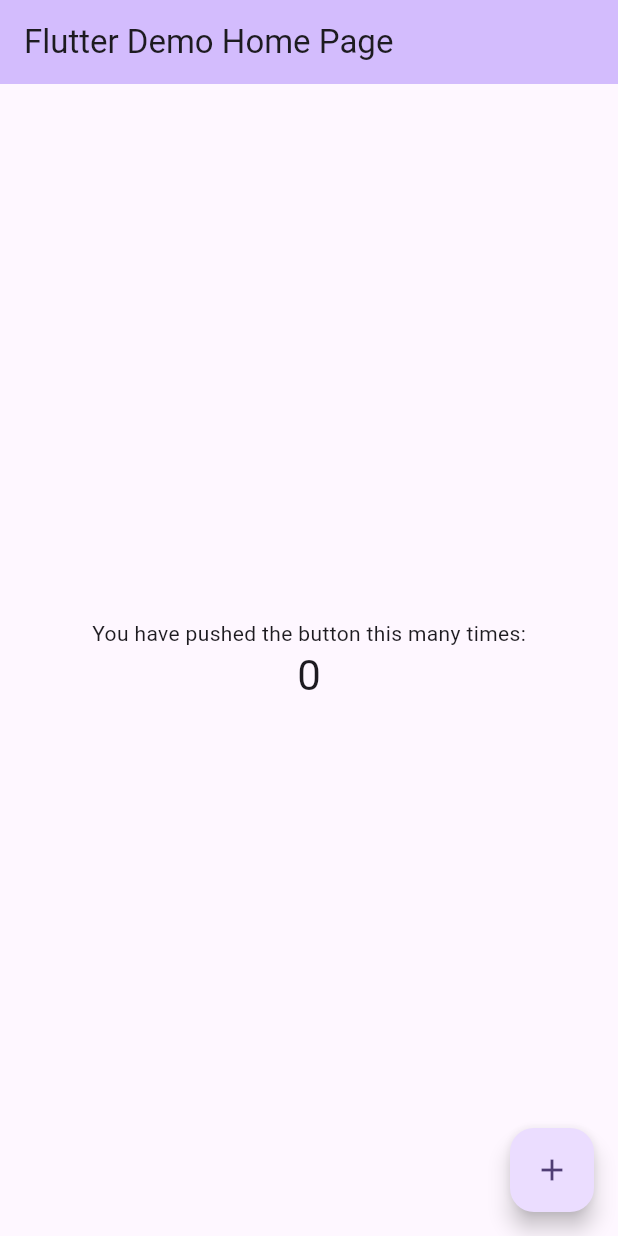
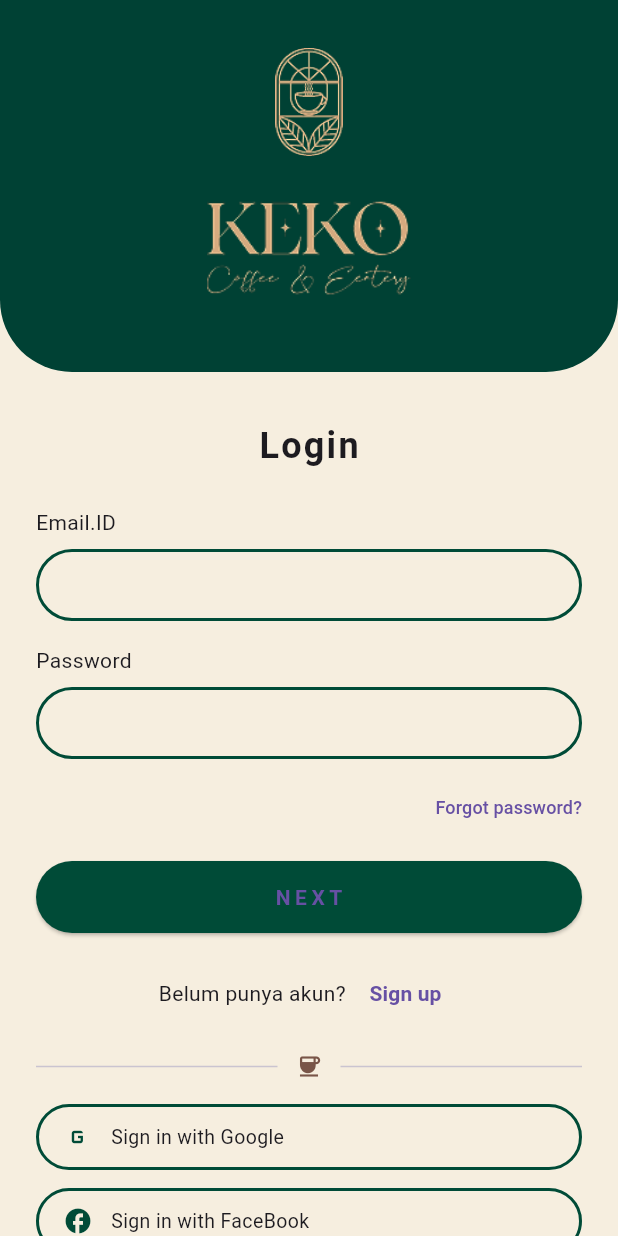
Before and after one commit to bagusromadhon/CoffeShop_APP, a Flutter app: the screen it shows after launch, on a phone screen of 412 x 824 dp. Run offline on Flutter 3.47's test engine with Material 3 defaults, Android fonts, the phone set to English and light mode, and no system bars; our stand-ins replace flutter_dotenv, supabase_flutter; accounts and stored records are empty.

Commit message:
[Add] Set up Folder Structure & auth login Register SUPABASE

```diff
--- /dev/null
+++ b/lib/features/auth/presentation/login_page.dart
@@ -0,0 +1,323 @@
+import 'package:flutter/material.dart';
+import '../../../services/auth_service.dart';
+import 'home_page.dart';
+import 'signup_page.dart';
+
+class LoginPage extends StatefulWidget {
+  const LoginPage({super.key});
+
+  @override
+  State<LoginPage> createState() => _LoginPageState();
+}
+
+class _LoginPageState extends State<LoginPage> {
+  final _emailC = TextEditingController();
+  final _passC = TextEditingController();
+  bool _isLoading = false;
+
+  Future<void> _handleLogin() async {
+    final email = _emailC.text.trim();
+    final pass = _passC.text;
+
+    if (email.isEmpty || pass.isEmpty) {
+      _showMsg('Email dan password wajib diisi');
+      return;
+    }
+
+    setState(() => _isLoading = true);
+
+    final error = await AuthService.signIn(email: email, password: pass);
+
+    setState(() => _isLoading = false);
+
+    if (error == null) {
+      Navigator.pushReplacement(
+        context,
+        MaterialPageRoute(builder: (_) => const HomePage()),
+      );
+    } else {
+      _showMsg(error);
+    }
+  }
+
+  void _showMsg(String msg) {
+    ScaffoldMessenger.of(context)
+        .showSnackBar(SnackBar(content: Text(msg)));
+  }
+
+  @override
+  void dispose() {
+    _emailC.dispose();
+    _passC.dispose();
+    super.dispose();
+  }
+
+  @override
+  Widget build(BuildContext context) {
+    const darkGreen = Color(0xFF004134);
+    const cream = Color(0xFFF6EEDF);
+    const accentGreen = Color(0xFF004B37);
+
+    return Scaffold(
+      backgroundColor: cream,
+      body: SafeArea(
+        child: Column(
+          children: [
+            // ===== HEADER HIJAU + LOGO =====
+            Container(
+              width: double.infinity,
+              padding: const EdgeInsets.fromLTRB(24, 32, 24, 32),
+              decoration: const BoxDecoration(
+                color: darkGreen,
+                borderRadius: BorderRadius.only(
+                  bottomLeft: Radius.circular(48),
+                  bottomRight: Radius.circular(48),
+                ),
+              ),
+              child: Column(
+                mainAxisSize: MainAxisSize.min,
+                children: [
+                  Image.asset(
+                    'assets/images/LogoKEKO.png', // ganti sesuai path
+                    height: 72,
+                  ),
+                  const SizedBox(height: 24),
+                  Image.asset(
+                    'assets/images/LogoTulisanKEKO.png', // ganti sesuai path
+                    height: 72,
+                  ),
+                  const SizedBox(height: 12),
+                  const SizedBox(height: 4),
+                ],
+              ),
+            ),
+
+            // ===== ISI LOGIN (SCROLLABLE) =====
+            Expanded(
+              child: SingleChildScrollView(
+                padding: const EdgeInsets.fromLTRB(24, 24, 24, 16),
+                child: Column(
+                  crossAxisAlignment: CrossAxisAlignment.stretch,
+                  children: [
+                    const SizedBox(height: 8),
+                    const Center(
+                      child: Text(
+                        'Login',
+                        style: TextStyle(
+                          fontSize: 24,
+                          fontWeight: FontWeight.w700,
+                          letterSpacing: 1.5,
+                        ),
+                      ),
+                    ),
+                    const SizedBox(height: 24),
+
+                    // Email
+                    const Text('Email.ID'),
+                    const SizedBox(height: 8),
+                    TextField(
+                      controller: _emailC,
+                      keyboardType: TextInputType.emailAddress,
+                      decoration: InputDecoration(
+                        isDense: true,
+                        contentPadding: const EdgeInsets.symmetric(
+                          horizontal: 16,
+                          vertical: 12,
+                        ),
+                        enabledBorder: OutlineInputBorder(
+                          borderRadius: BorderRadius.circular(24),
+                          borderSide:
+                              const BorderSide(color: accentGreen, width: 2),
+                        ),
+                        focusedBorder: OutlineInputBorder(
+                          borderRadius: BorderRadius.circular(24),
+                          borderSide:
+                              const BorderSide(color: accentGreen, width: 2.4),
+                        ),
+                      ),
+                    ),
+                    const SizedBox(height: 16),
+
+                    // Password
+                    const Text('Password'),
+                    const SizedBox(height: 8),
+                    TextField(
+                      controller: _passC,
+                      obscureText: true,
+                      decoration: InputDecoration(
+                        isDense: true,
+                        contentPadding: const EdgeInsets.symmetric(
+                          horizontal: 16,
+                          vertical: 12,
+                        ),
+                        enabledBorder: OutlineInputBorder(
+                          borderRadius: BorderRadius.circular(24),
+                          borderSide:
+                              const BorderSide(color: accentGreen, width: 2),
+                        ),
+                        focusedBorder: OutlineInputBorder(
+                          borderRadius: BorderRadius.circular(24),
+                          borderSide:
+                              const BorderSide(color: accentGreen, width: 2.4),
+                        ),
+                      ),
+                    ),
+                    const SizedBox(height: 8),
+                    Align(
+                      alignment: Alignment.centerRight,
+                      child: TextButton(
+                        onPressed: () {
+                          // TODO: forgot password
+                        },
+                        style: TextButton.styleFrom(
+                          padding: EdgeInsets.zero,
+                          minimumSize: const Size(0, 0),
+                        ),
+                        child: const Text(
+                          'Forgot password?',
+                          style: TextStyle(fontSize: 12),
+                        ),
+                      ),
+                    ),
+
+                    const SizedBox(height: 12),
+
+                    // NEXT button
+                    SizedBox(
+                      height: 48,
+                      child: ElevatedButton(
+                        style: ElevatedButton.styleFrom(
+                          backgroundColor: accentGreen,
+                          shape: RoundedRectangleBorder(
+                            borderRadius: BorderRadius.circular(24),
+                          ),
+                        ),
+                        onPressed: _isLoading ? null : _handleLogin,
+                        child: _isLoading
+                            ? const SizedBox(
+                                height: 20,
+                                width: 20,
+                                child: CircularProgressIndicator(
+                                  strokeWidth: 2,
+                                  color: Colors.white,
+                                ),
+                              )
+                            : const Text(
+                                'NEXT',
+                                style: TextStyle(
+                                  letterSpacing: 3,
+                                  fontWeight: FontWeight.w600,
+                                ),
+                              ),
+                      ),
+                    ),
+
+                    const SizedBox(height: 16),
+
+                    // ===== teks "Belum punya akun? Sign up" =====
+                    Center(
+                      child: Row(
+                        mainAxisSize: MainAxisSize.min,
+                        children: [
+                          const Text("Belum punya akun? "),
+                          TextButton(
+                            onPressed: () {
+                              Navigator.push(
+                                context,
+                                MaterialPageRoute(
+                                  builder: (_) => const SignUpPage(),
+                                ),
+                              );
+                            },
+                            child: const Text(
+                              "Sign up",
+                              style: TextStyle(
+                                fontWeight: FontWeight.w600,
+                              ),
+                            ),
+                          ),
+                        ],
+                      ),
+                    ),
+
+                    const SizedBox(height: 16),
+
+                    // garis + icon coffee
+                    Row(
+                      children: const [
+                        Expanded(child: Divider(thickness: 1)),
+                        SizedBox(width: 12),
+                        Icon(Icons.coffee, size: 18, color: Colors.brown),
+                        SizedBox(width: 12),
+                        Expanded(child: Divider(thickness: 1)),
+                      ],
+                    ),
+
+                    const SizedBox(height: 16),
+
+                    // tombol Google & Facebook (kalau mau diaktifkan)
+                    // sementara boleh pakai Icon biar gak error asset
+                    _SocialButton(
+                      text: 'Sign in with Google',
+                      icon: Icons.g_mobiledata,
+                      onTap: () {},
+                    ),
+                    const SizedBox(height: 12),
+                    _SocialButton(
+                      text: 'Sign in with FaceBook',
+                      icon: Icons.facebook,
+                      onTap: () {},
+                    ),
+
+                    const SizedBox(height: 8),
+                  ],
+                ),
+              ),
+            ),
+          ],
+        ),
+      ),
+    );
+  }
+}
+
+class _SocialButton extends StatelessWidget {
+  final String text;
+  final IconData icon;
+  final VoidCallback onTap;
+
+  const _SocialButton({
+    required this.text,
+    required this.icon,
+    required this.onTap,
+  });
+
+  @override
+  Widget build(BuildContext context) {
+    const accentGreen = Color(0xFF004B37);
+    return InkWell(
+      onTap: onTap,
+      borderRadius: BorderRadius.circular(24),
+      child: Container(
+        height: 44,
+        decoration: BoxDecoration(
+          borderRadius: BorderRadius.circular(24),
+          border: Border.all(color: accentGreen, width: 2),
+        ),
+        padding: const EdgeInsets.symmetric(horizontal: 16),
+        child: Row(
+          children: [
+            Icon(icon, size: 20, color: accentGreen),
+            const SizedBox(width: 12),
+            Expanded(
+              child: Text(
+                text,
+                style: const TextStyle(fontSize: 13),
+              ),
+            ),
+          ],
+        ),
+      ),
+    );
+  }
+}
--- a/lib/main.dart
+++ b/lib/main.dart
@@ -1,122 +1,38 @@
 import 'package:flutter/material.dart';
+import 'package:flutter_dotenv/flutter_dotenv.dart';
+import 'package:supabase_flutter/supabase_flutter.dart';
 
-void main() {
+import 'features/auth/presentation/login_page.dart';
+import 'features/auth/presentation/home_page.dart'; // dummy home
+
+Future<void> main() async {
+  WidgetsFlutterBinding.ensureInitialized();
+
+  // load .env
+  await dotenv.load(fileName: ".env");
+
+  // init Supabase
+  await Supabase.initialize(
+    url: dotenv.env['SUPABASE_URL']!,
+    anonKey: dotenv.env['SUPABASE_ANON_KEY']!,
+  );
+
   runApp(const MyApp());
 }
+
+final supabase = Supabase.instance.client;
 
 class MyApp extends StatelessWidget {
   const MyApp({super.key});
 
-  // This widget is the root of your application.
   @override
   Widget build(BuildContext context) {
+    final session = supabase.auth.currentSession;
+
     return MaterialApp(
-      title: 'Flutter Demo',
-      theme: ThemeData(
-        // This is the theme of your application.
-        //
-        // TRY THIS: Try running your application with "flutter run". You'll see
-        // the application has a purple toolbar. Then, without quitting the app,
-        // try changing the seedColor in the colorScheme below to Colors.green
-        // and then invoke "hot reload" (save your changes or press the "hot
-        // reload" button in a Flutter-supported IDE, or press "r" if you used
-        // the command line to start the app).
-        //
-        // Notice that the counter didn't reset back to zero; the application
-        // state is not lost during the reload. To reset the state, use hot
-        // restart instead.
-        //
-        // This works for code too, not just values: Most code changes can be
-        // tested with just a hot reload.
-        colorScheme: ColorScheme.fromSeed(seedColor: Colors.deepPurple),
-      ),
-      home: const MyHomePage(title: 'Flutter Demo Home Page'),
+      debugShowCheckedModeBanner: false,
+      title: 'Coffee Shop',
+      home: session == null ? const LoginPage() : const HomePage(),
     );
   }
 }
-
-class MyHomePage extends StatefulWidget {
-  const MyHomePage({super.key, required this.title});
-
-  // This widget is the home page of your application. It is stateful, meaning
-  // that it has a State object (defined below) that contains fields that affect
-  // how it looks.
-
-  // This class is the configuration for the state. It holds the values (in this
-  // case the title) provided by the parent (in this case the App widget) and
-  // used by the build method of the State. Fields in a Widget subclass are
-  // always marked "final".
-
-  final String title;
-
-  @override
-  State<MyHomePage> createState() => _MyHomePageState();
-}
-
-class _MyHomePageState extends State<MyHomePage> {
-  int _counter = 0;
-
-  void _incrementCounter() {
-    setState(() {
-      // This call to setState tells the Flutter framework that something has
-      // changed in this State, which causes it to rerun the build method below
-      // so that the display can reflect the updated values. If we changed
-      // _counter without calling setState(), then the build method would not be
-      // called again, and so nothing would appear to happen.
-      _counter++;
-    });
-  }
-
-  @override
-  Widget build(BuildContext context) {
-    // This method is rerun every time setState is called, for instance as done
-    // by the _incrementCounter method above.
-    //
-    // The Flutter framework has been optimized to make rerunning build methods
-    // fast, so that you can just rebuild anything that needs updating rather
-    // than having to individually change instances of widgets.
-    return Scaffold(
-      appBar: AppBar(
-        // TRY THIS: Try changing the color here to a specific color (to
-        // Colors.amber, perhaps?) and trigger a hot reload to see the AppBar
-        // change color while the other colors stay the same.
-        backgroundColor: Theme.of(context).colorScheme.inversePrimary,
-        // Here we take the value from the MyHomePage object that was created by
-        // the App.build method, and use it to set our appbar title.
-        title: Text(widget.title),
-      ),
-      body: Center(
-        // Center is a layout widget. It takes a single child and positions it
-        // in the middle of the parent.
-        child: Column(
-          // Column is also a layout widget. It takes a list of children and
-          // arranges them vertically. By default, it sizes itself to fit its
-          // children horizontally, and tries to be as tall as its parent.
-          //
-          // Column has various properties to control how it sizes itself and
-          // how it positions its children. Here we use mainAxisAlignment to
-          // center the children vertically; the main axis here is the vertical
-          // axis because Columns are vertical (the cross axis would be
-          // horizontal).
-          //
-          // TRY THIS: Invoke "debug painting" (choose the "Toggle Debug Paint"
-          // action in the IDE, or press "p" in the console), to see the
-          // wireframe for each widget.
-          mainAxisAlignment: MainAxisAlignment.center,
-          children: <Widget>[
-            const Text('You have pushed the button this many times:'),
-            Text(
-              '$_counter',
-              style: Theme.of(context).textTheme.headlineMedium,
-            ),
-          ],
-        ),
-      ),
-      floatingActionButton: FloatingActionButton(
-        onPressed: _incrementCounter,
-        tooltip: 'Increment',
-        child: const Icon(Icons.add),
-      ), // This trailing comma makes auto-formatting nicer for build methods.
-    );
-  }
-}
--- /dev/null
+++ b/lib/services/auth_service.dart
@@ -0,0 +1,42 @@
+import 'package:supabase_flutter/supabase_flutter.dart';
+import 'supabase_client.dart';
+
+class AuthService {
+  static Future<String?> signIn({
+    required String email,
+    required String password,
+  }) async {
+    try {
+      await supabase.auth.signInWithPassword(
+        email: email,
+        password: password,
+      );
+      return null; // sukses
+    } on AuthException catch (e) {
+      return e.message; // error dari Supabase
+    } catch (_) {
+      return 'Terjadi kesalahan, coba lagi.';
+    }
+  }
+
+  static Future<String?> signUp({
+    required String email,
+    required String password,
+  }) async {
+    try {
+      await supabase.auth.signUp(
+        email: email,
+        password: password,
+      );
+      return null;
+    } on AuthException catch (e) {
+      return e.message;
+    } catch (_) {
+      return 'Terjadi kesalahan, coba lagi.';
+    }
+  }
+
+  static Future<void> signOut() async {
+    await supabase.auth.signOut();
+  }
+}
--- /dev/null
+++ b/lib/services/supabase_client.dart
@@ -0,0 +1,3 @@
+import 'package:supabase_flutter/supabase_flutter.dart';
+
+final supabase = Supabase.instance.client;
```
Also changed, not shown: lib/features/auth/presentation/home_page.dart (added, +34 -0 lines), lib/features/auth/presentation/signup_page.dart (added, +121 -0 lines), pubspec.yaml (+5 -3 lines), assets/images/LogoKEKO.png (added), assets/images/LogoKopi.png (added), assets/images/LogoTulisanKEKO.png (added), pubspec.lock, 6 other files.
